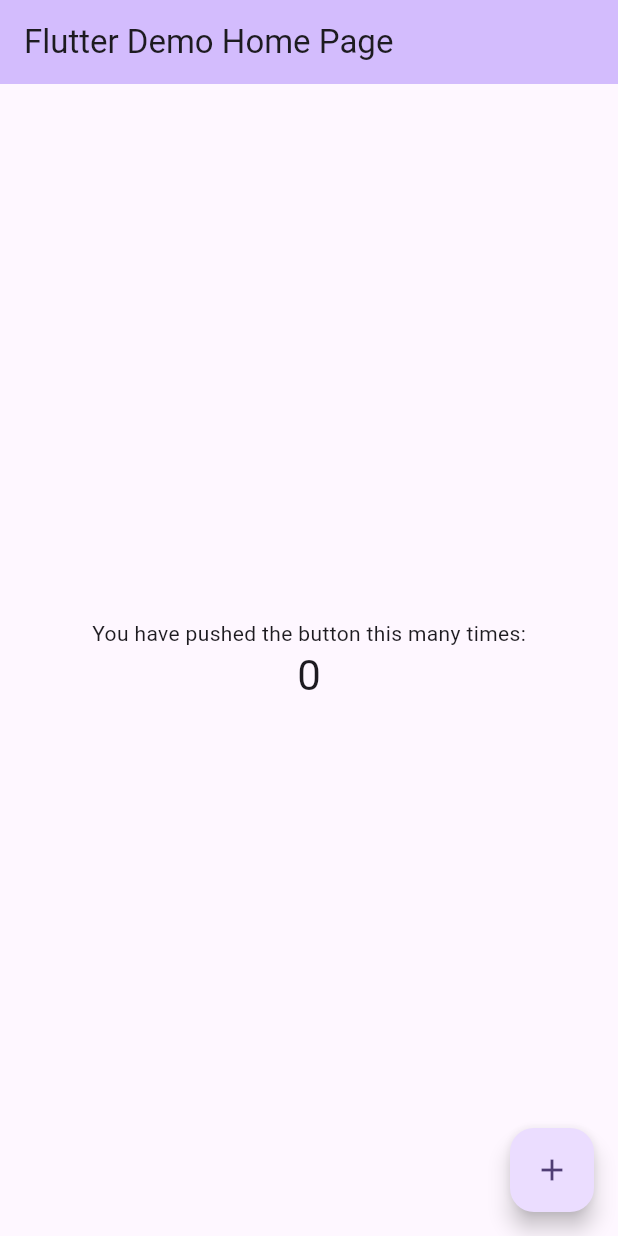
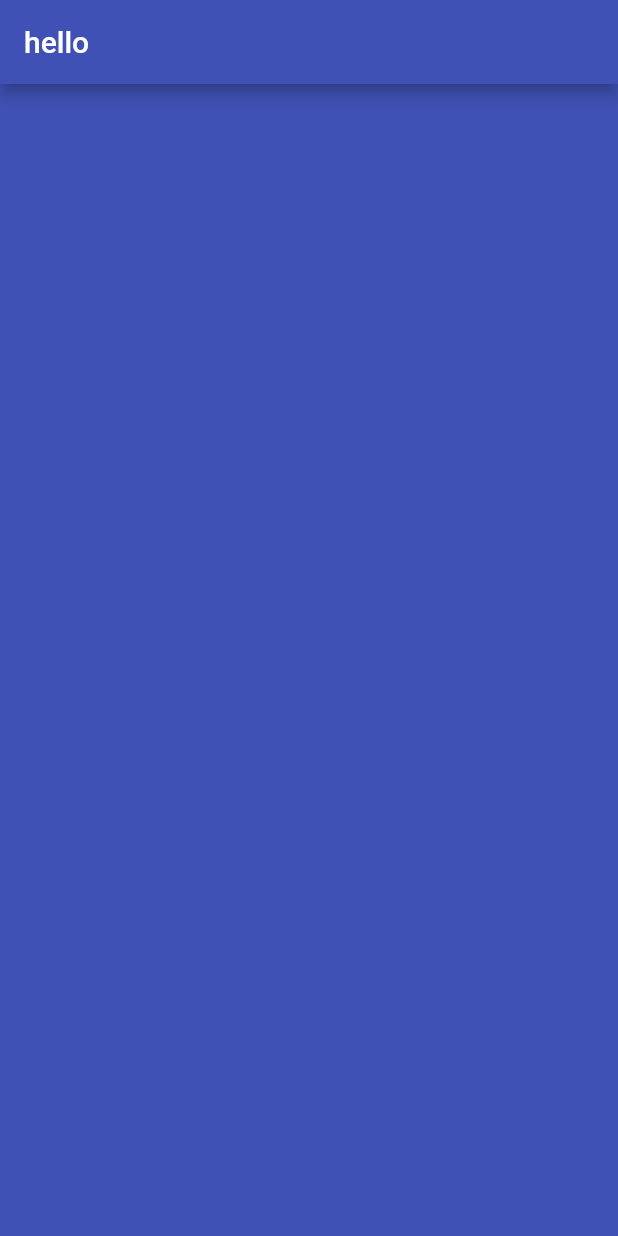
Before and after one commit to TalelMejri/uit_random_images, a Flutter app: the screen it shows after launch, on a phone screen of 412 x 824 dp. Run offline on Flutter 3.47's test engine with Material 2 defaults, Android fonts, the phone set to English and light mode, and no system bars.

Commit message:
create classes

```diff
--- a/lib/main.dart
+++ b/lib/main.dart
@@ -1,125 +1,37 @@
 import 'package:flutter/material.dart';
 
-void main() {
+void main(){
   runApp(const MyApp());
 }
 
 class MyApp extends StatelessWidget {
   const MyApp({super.key});
 
-  // This widget is the root of your application.
   @override
   Widget build(BuildContext context) {
-    return MaterialApp(
-      title: 'Flutter Demo',
-      theme: ThemeData(
-        // This is the theme of your application.
-        //
-        // TRY THIS: Try running your application with "flutter run". You'll see
-        // the application has a blue toolbar. Then, without quitting the app,
-        // try changing the seedColor in the colorScheme below to Colors.green
-        // and then invoke "hot reload" (save your changes or press the "hot
-        // reload" button in a Flutter-supported IDE, or press "r" if you used
-        // the command line to start the app).
-        //
-        // Notice that the counter didn't reset back to zero; the application
-        // state is not lost during the reload. To reset the state, use hot
-        // restart instead.
-        //
-        // This works for code too, not just values: Most code changes can be
-        // tested with just a hot reload.
-        colorScheme: ColorScheme.fromSeed(seedColor: Colors.deepPurple),
-        useMaterial3: true,
-      ),
-      home: const MyHomePage(title: 'Flutter Demo Home Page'),
+    return  MaterialApp(
+      debugShowCheckedModeBanner: false,
+      title: "App",
+      theme:  ThemeData(primarySwatch: Colors.indigo),
+      home: const ImageApp(title: "App"),
     );
   }
 }
 
-class MyHomePage extends StatefulWidget {
-  const MyHomePage({super.key, required this.title});
-
-  // This widget is the home page of your application. It is stateful, meaning
-  // that it has a State object (defined below) that contains fields that affect
-  // how it looks.
-
-  // This class is the configuration for the state. It holds the values (in this
-  // case the title) provided by the parent (in this case the App widget) and
-  // used by the build method of the State. Fields in a Widget subclass are
-  // always marked "final".
+class ImageApp extends StatefulWidget {
+   const ImageApp({super.key,required this.title});
 
   final String title;
-
   @override
-  State<MyHomePage> createState() => _MyHomePageState();
+  State<ImageApp> createState() => _ImageApp();
 }
 
-class _MyHomePageState extends State<MyHomePage> {
-  int _counter = 0;
-
-  void _incrementCounter() {
-    setState(() {
-      // This call to setState tells the Flutter framework that something has
-      // changed in this State, which causes it to rerun the build method below
-      // so that the display can reflect the updated values. If we changed
-      // _counter without calling setState(), then the build method would not be
-      // called again, and so nothing would appear to happen.
-      _counter++;
-    });
-  }
-
+class _ImageApp extends State<ImageApp> {
   @override
   Widget build(BuildContext context) {
-    // This method is rerun every time setState is called, for instance as done
-    // by the _incrementCounter method above.
-    //
-    // The Flutter framework has been optimized to make rerunning build methods
-    // fast, so that you can just rebuild anything that needs updating rather
-    // than having to individually change instances of widgets.
     return Scaffold(
-      appBar: AppBar(
-        // TRY THIS: Try changing the color here to a specific color (to
-        // Colors.amber, perhaps?) and trigger a hot reload to see the AppBar
-        // change color while the other colors stay the same.
-        backgroundColor: Theme.of(context).colorScheme.inversePrimary,
-        // Here we take the value from the MyHomePage object that was created by
-        // the App.build method, and use it to set our appbar title.
-        title: Text(widget.title),
-      ),
-      body: Center(
-        // Center is a layout widget. It takes a single child and positions it
-        // in the middle of the parent.
-        child: Column(
-          // Column is also a layout widget. It takes a list of children and
-          // arranges them vertically. By default, it sizes itself to fit its
-          // children horizontally, and tries to be as tall as its parent.
-          //
-          // Column has various properties to control how it sizes itself and
-          // how it positions its children. Here we use mainAxisAlignment to
-          // center the children vertically; the main axis here is the vertical
-          // axis because Columns are vertical (the cross axis would be
-          // horizontal).
-          //
-          // TRY THIS: Invoke "debug painting" (choose the "Toggle Debug Paint"
-          // action in the IDE, or press "p" in the console), to see the
-          // wireframe for each widget.
-          mainAxisAlignment: MainAxisAlignment.center,
-          children: <Widget>[
-            const Text(
-              'You have pushed the button this many times:',
-            ),
-            Text(
-              '$_counter',
-              style: Theme.of(context).textTheme.headlineMedium,
-            ),
-          ],
-        ),
-      ),
-      floatingActionButton: FloatingActionButton(
-        onPressed: _incrementCounter,
-        tooltip: 'Increment',
-        child: const Icon(Icons.add),
-      ), // This trailing comma makes auto-formatting nicer for build methods.
+      backgroundColor: Colors.indigo,
+      appBar: AppBar(title: Text("hello"),),
     );
   }
 }
```
